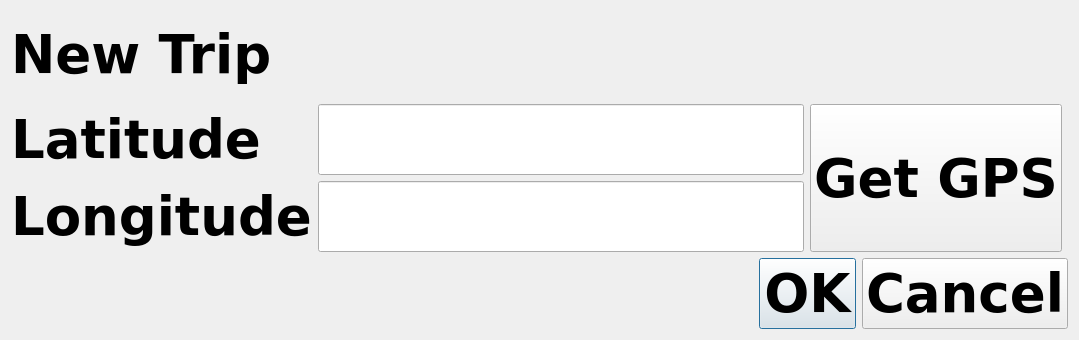
The window that ui/new_trip_dialog.ui (FreemanX/SmartEdge-Object-Tracker) describes before a commit, drawn with Qt 5.
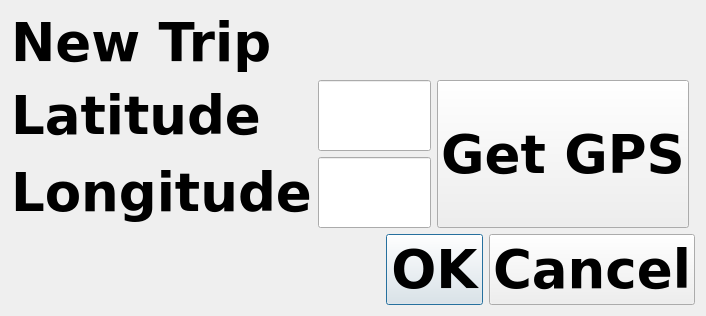
The same window after the commit.

```diff
--- a/ui/new_trip_dialog.ui
+++ b/ui/new_trip_dialog.ui
@@ -9,8 +9,8 @@
    <rect>
     <x>0</x>
     <y>0</y>
-    <width>1079</width>
-    <height>340</height>
+    <width>500</width>
+    <height>150</height>
    </rect>
   </property>
   <property name="font">
```
